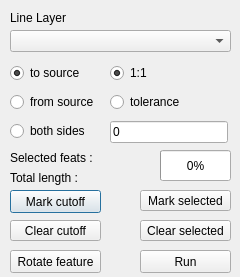
Old version of the form net_anal_dialog_base.ui in the repository user2k/net_anal.
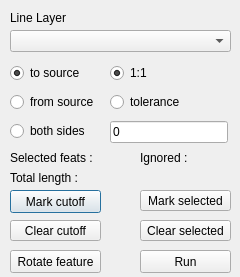
New version of the form.

Commit message: Add Polish translation, batch result updates and ignored feature count

The edit to the form file:
```diff
--- a/net_anal_dialog_base.ui
+++ b/net_anal_dialog_base.ui
@@ -128,7 +128,7 @@
     <rect>
      <x>10</x>
      <y>150</y>
-     <width>141</width>
+     <width>121</width>
      <height>16</height>
     </rect>
    </property>
@@ -141,7 +141,7 @@
     <rect>
      <x>10</x>
      <y>170</y>
-     <width>141</width>
+     <width>211</width>
      <height>16</height>
     </rect>
    </property>
@@ -188,19 +188,6 @@
     <string>Run</string>
    </property>
   </widget>
-  <widget class="QProgressBar" name="progressBar">
-   <property name="geometry">
-    <rect>
-     <x>160</x>
-     <y>150</y>
-     <width>71</width>
-     <height>31</height>
-    </rect>
-   </property>
-   <property name="value">
-    <number>0</number>
-   </property>
-  </widget>
   <widget class="QPushButton" name="pushButton_clear_cutoffs">
    <property name="geometry">
     <rect>
@@ -240,6 +227,19 @@
     <string>Clear selected</string>
    </property>
   </widget>
+  <widget class="QLabel" name="label_ignored_count">
+   <property name="geometry">
+    <rect>
+     <x>140</x>
+     <y>150</y>
+     <width>91</width>
+     <height>16</height>
+    </rect>
+   </property>
+   <property name="text">
+    <string>Ignored : </string>
+   </property>
+  </widget>
  </widget>
  <resources/>
  <connections/>
```
The commit also changes 13 other files.
